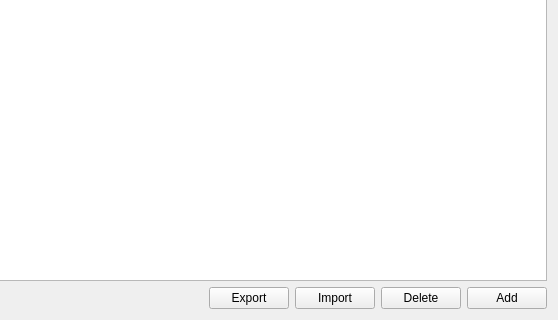
This is src/debuggers/debugger/input/datapreset/SAKInputDataPreset.ui in x-tools-author/x-tools as Qt 5 draws it before an edit; both pictures show x 175 to 733 and y 93 to 413 of the 733 by 413 pixel window. The edited form follows.
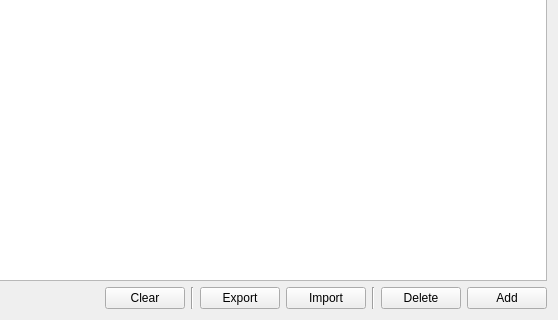
This is the edited form.

Commit message: chore: remove useless code and remake ui

The edit to the form file:
```diff
--- a/src/debuggers/debugger/input/datapreset/SAKInputDataPreset.ui
+++ b/src/debuggers/debugger/input/datapreset/SAKInputDataPreset.ui
@@ -14,27 +14,44 @@
    <string>Set Data Items</string>
   </property>
   <layout class="QGridLayout" name="gridLayout">
-   <item row="1" column="2">
-    <widget class="QPushButton" name="outportPushButton">
+   <item row="1" column="5">
+    <widget class="QPushButton" name="importPushButton">
      <property name="text">
-      <string>Export</string>
+      <string>Import</string>
      </property>
     </widget>
    </item>
-   <item row="1" column="4">
+   <item row="1" column="0">
+    <widget class="QPushButton" name="pushButton">
+     <property name="text">
+      <string>Close</string>
+     </property>
+    </widget>
+   </item>
+   <item row="1" column="6">
+    <widget class="Line" name="line_2">
+     <property name="orientation">
+      <enum>Qt::Vertical</enum>
+     </property>
+    </widget>
+   </item>
+   <item row="1" column="7">
     <widget class="QPushButton" name="deletePushButton">
      <property name="text">
       <string>Delete</string>
      </property>
     </widget>
    </item>
-   <item row="1" column="5">
+   <item row="1" column="8">
     <widget class="QPushButton" name="addPushButton">
      <property name="text">
       <string>Add</string>
      </property>
     </widget>
    </item>
+   <item row="0" column="0" colspan="9">
+    <widget class="QListWidget" name="itemListWidget"/>
+   </item>
    <item row="1" column="1">
     <widget class="QLabel" name="infoLabel">
      <property name="sizePolicy">
@@ -48,23 +65,27 @@
      </property>
     </widget>
    </item>
+   <item row="1" column="2">
+    <widget class="QPushButton" name="clearPushButton">
+     <property name="text">
+      <string>Clear</string>
+     </property>
+    </widget>
+   </item>
    <item row="1" column="3">
-    <widget class="QPushButton" name="importPushButton">
-     <property name="text">
-      <string>Import</string>
+    <widget class="Line" name="line">
+     <property name="orientation">
+      <enum>Qt::Vertical</enum>
      </property>
     </widget>
    </item>
-   <item row="1" column="0">
-    <widget class="QPushButton" name="pushButton">
+   <item row="1" column="4">
+    <widget class="QPushButton" name="outportPushButton">
      <property name="text">
-      <string>Close</string>
+      <string>Export</string>
      </property>
     </widget>
    </item>
-   <item row="0" column="0" colspan="6">
-    <widget class="QListWidget" name="itemListWidget"/>
-   </item>
   </layout>
  </widget>
  <resources/>
```
The commit also changes 5 other files.
